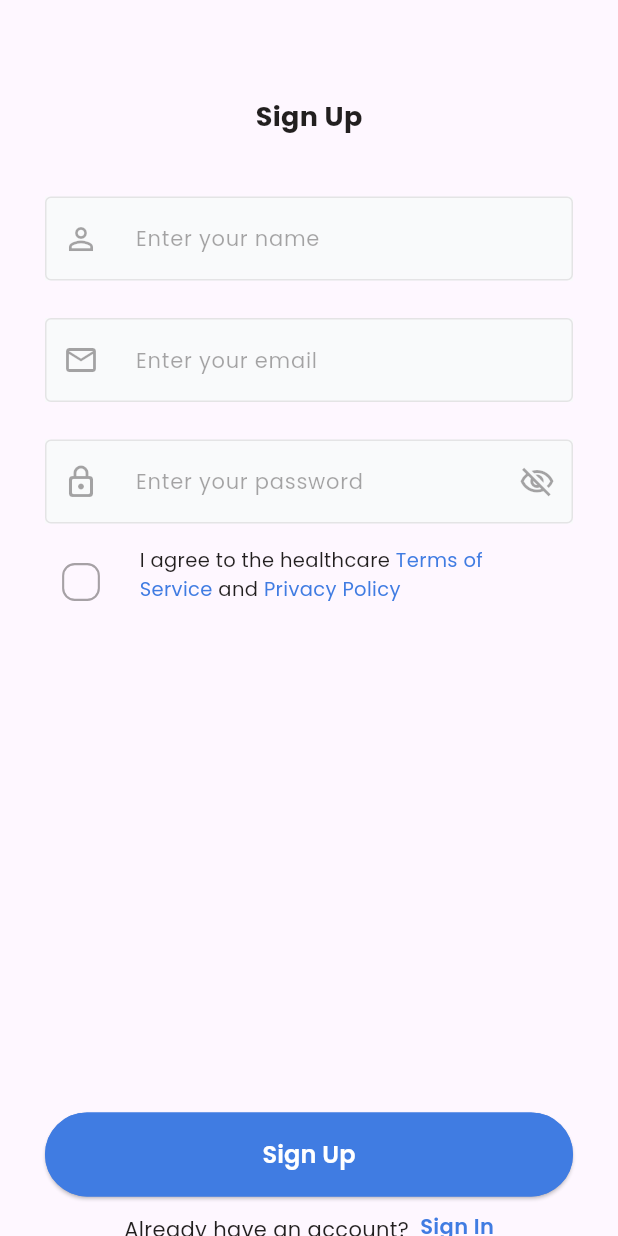
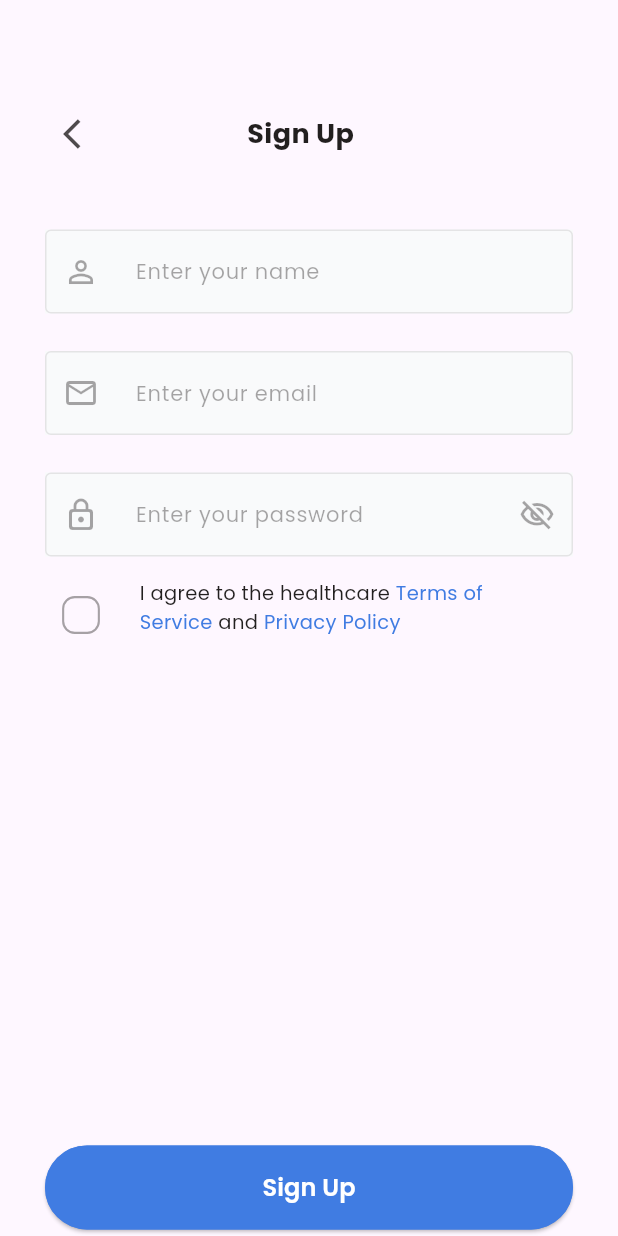
Before and after one commit to ChouguleAnkita13/Flutter_Projects, a Flutter app: the SignUp screen opened by its route, on a phone screen of 412 x 824 dp. Run offline on Flutter 3.47's test engine with Material 3 defaults, Android fonts, the light colour scheme and no system bars; our stand-ins replace flutter_slidable, google_fonts, percent_indicator, pie_chart, smooth_page_indicator, sqflite; accounts and stored records are empty.

Commit message:
backarrow added

```diff
--- a/HealthcareApp_UI/healthcare_app/lib/screens/signup.dart
+++ b/HealthcareApp_UI/healthcare_app/lib/screens/signup.dart
@@ -27,13 +27,32 @@ class _SignUpState extends State<SignUp> {
         child: Padding(
           padding: const EdgeInsets.only(top: 65, left: 30, right: 30),
           child: Column(
+            crossAxisAlignment: CrossAxisAlignment.start,
             children: [
+              SizedBox(
+                width: MediaQuery.sizeOf(context).width/2,
+                child: Row(
+                  children: [
+                    IconButton(
+                        onPressed: () {
+                            Navigator.of(context).pushNamed("/");
+                        },
+                        icon: const Icon(
+                          Icons.arrow_back_ios,
+                          size: 24,
+                          color:  Color.fromRGBO(34, 31, 31, 0.8),
+                        )),
+                       const Spacer(),
                     Text(
                       "Sign Up",
+                      textAlign: TextAlign.center,
                       style: GoogleFonts.poppins(
                           fontWeight: FontWeight.w700,
                           color: const Color.fromRGBO(34, 31, 31, 1),
                           fontSize: 18),
+                    ),
+                  ],
+                ),
               ),
               Form(
                   key: _formKey,
```
Also changed, not shown: HealthcareApp_UI/healthcare_app/lib/screens/login.dart (+22 -3 lines). Lines whose indentation alone changed are shown as unchanged.
